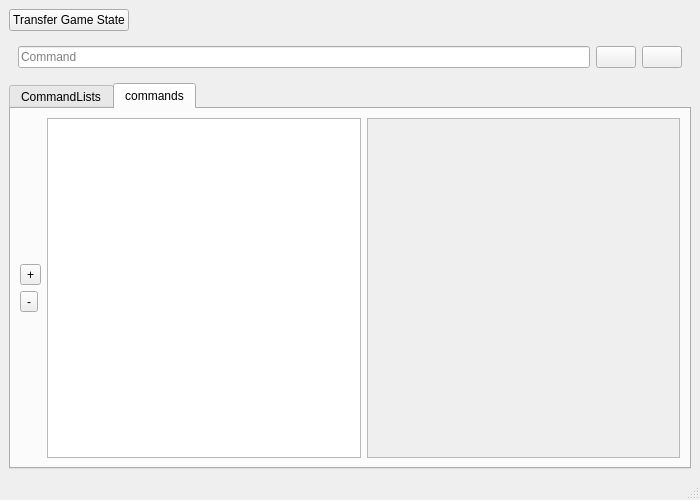
Before: the Qt Designer form ui/MissionPlanner/MPDesigner.ui in Timin8er/CosmicKSP, drawn with Qt 5.
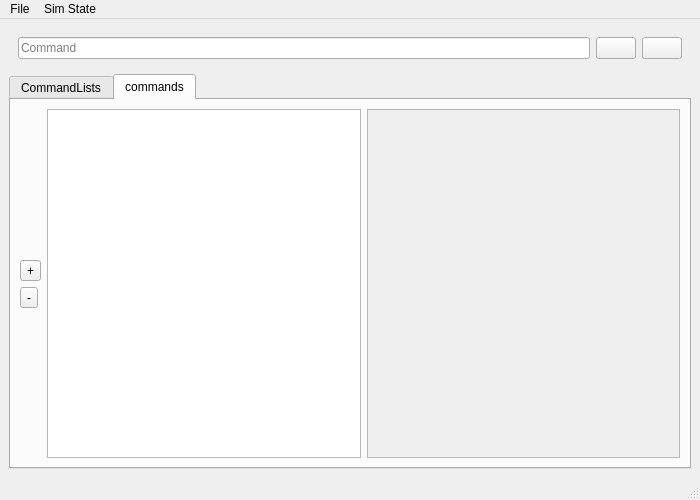
After: the same form once the commit is applied. The open tabs and pages were chosen to show the change. Icons and pictures are not drawn.

Commit message: Command Sequence saving and arbitrary game state copying

What changed in the file:
```diff
--- a/ui/MissionPlanner/MPDesigner.ui
+++ b/ui/MissionPlanner/MPDesigner.ui
@@ -15,30 +15,6 @@
   </property>
   <widget class="QWidget" name="centralwidget">
    <layout class="QVBoxLayout" name="verticalLayout">
-    <item>
-     <layout class="QHBoxLayout" name="headerLayout">
-      <item>
-       <widget class="QPushButton" name="transferGameStateBtn">
-        <property name="text">
-         <string>Transfer Game State</string>
-        </property>
-       </widget>
-      </item>
-      <item>
-       <spacer name="horizontalSpacer">
-        <property name="orientation">
-         <enum>Qt::Horizontal</enum>
-        </property>
-        <property name="sizeHint" stdset="0">
-         <size>
-          <width>40</width>
-          <height>20</height>
-         </size>
-        </property>
-       </spacer>
-      </item>
-     </layout>
-    </item>
     <item>
      <widget class="QWidget" name="cmdSendWidget" native="true">
       <layout class="QHBoxLayout" name="cmdLayout">
@@ -212,7 +188,7 @@
              <x>0</x>
              <y>0</y>
              <width>308</width>
-             <height>316</height>
+             <height>347</height>
             </rect>
            </property>
            <layout class="QVBoxLayout" name="verticalLayout_2"/>
@@ -234,6 +210,21 @@
      <height>21</height>
     </rect>
    </property>
+   <widget class="QMenu" name="menuFile">
+    <property name="title">
+     <string>File</string>
+    </property>
+    <addaction name="actionSave"/>
+   </widget>
+   <widget class="QMenu" name="menuSim_State">
+    <property name="title">
+     <string>Sim State</string>
+    </property>
+    <addaction name="actionCopy_QuickSave"/>
+    <addaction name="actionOther"/>
+   </widget>
+   <addaction name="menuFile"/>
+   <addaction name="menuSim_State"/>
   </widget>
   <widget class="QStatusBar" name="statusbar"/>
  </widget>
```
Left out of the diff: 15 changed lines with no effect on the pictures. The commit also changes 3 other files.
